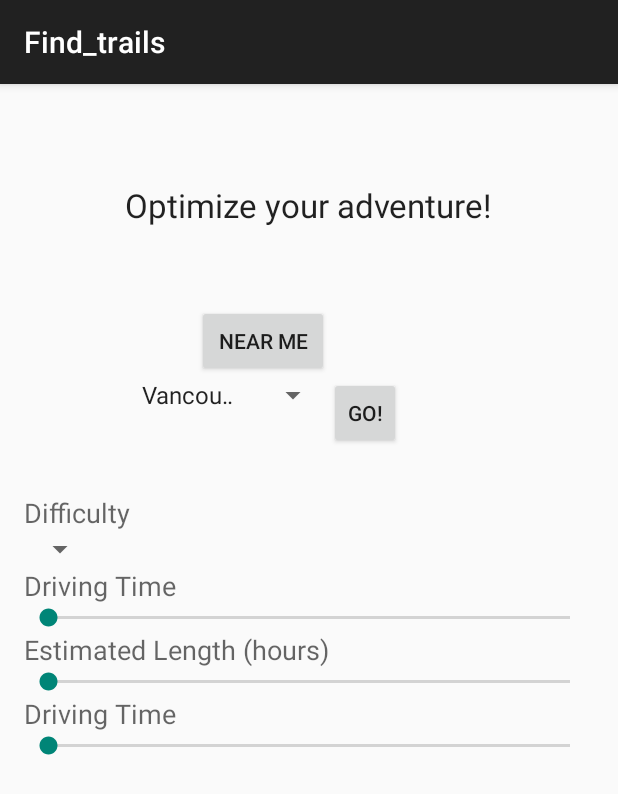
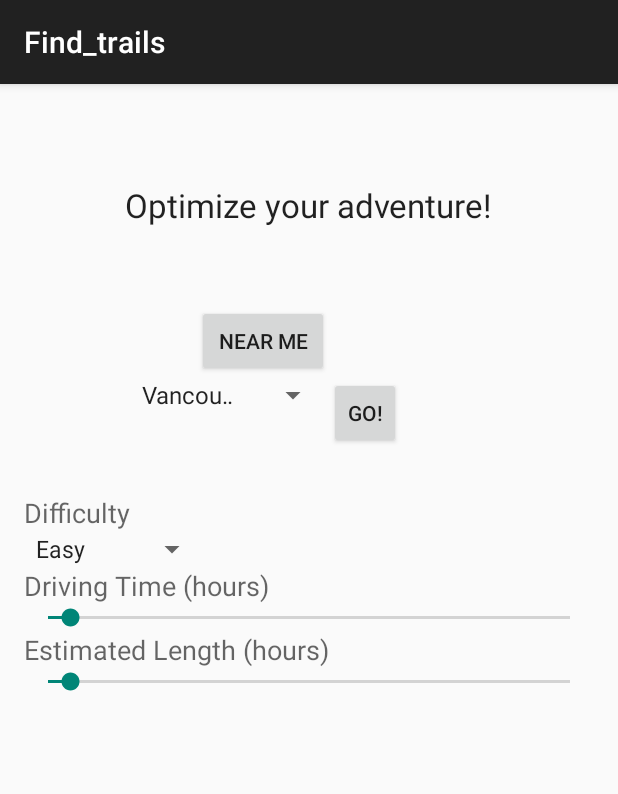
Before and after one commit to sidagrawal/StartUpWeekend, an Android app: the Find_trails screen opened directly, with no data from a screen before it, on a phone screen of 412 x 824 dp. Shown: the top 794 px of the screen. Run offline under Robolectric (Android 15) with nearby library versions, the light colour scheme and no system bars.

Commit message:
Seekbar is working

```diff
--- a/app/src/main/java/com/brydenfogelman/startupweekend/Find_trails.java
+++ b/app/src/main/java/com/brydenfogelman/startupweekend/Find_trails.java
@@ -1,14 +1,59 @@
 package com.brydenfogelman.startupweekend;
 
+import android.app.Activity;
 import android.os.Bundle;
+import android.speech.tts.TextToSpeech;
 import android.support.v7.app.ActionBarActivity;
+import android.widget.SeekBar;
+import android.widget.TextView;
+import android.widget.Toast;
 
 public class Find_trails extends ActionBarActivity {
+
+    SeekBar driving_time;
+    SeekBar hike_time;
+    TextView driving_time_text;
+    TextView hike_time_text;
+
 
     @Override
     protected void onCreate(Bundle savedInstanceState) {
         super.onCreate(savedInstanceState);
         setContentView(R.layout.activity_find_trails);
+        driving_time = (SeekBar)findViewById(R.id.driveTimeBar);
+        hike_time = (SeekBar)findViewById(R.id.trailTimeBar);
+        driving_time_text = (TextView)findViewById(R.id.driving_time);
+        hike_time_text = (TextView)findViewById(R.id.hike_time);
+
+        driving_time.setOnSeekBarChangeListener(new SeekBar.OnSeekBarChangeListener() {
+            int progressChanged = 0;
+
+            public void onProgressChanged(SeekBar seekBar, int progress, boolean fromUser){
+                driving_time_text.setText(Integer.toString(progress));
+            }
+
+            public void onStartTrackingTouch(SeekBar seekBar) {
+                // TODO Auto-generated method stub
+            }
+
+            public void onStopTrackingTouch(SeekBar seekBar) {
+            }
+        });
+
+        hike_time.setOnSeekBarChangeListener(new SeekBar.OnSeekBarChangeListener() {
+            int progressChanged = 0;
+
+            public void onProgressChanged(SeekBar seekBar, int progress, boolean fromUser){
+                hike_time_text.setText(Integer.toString(progress));
+            }
+
+            public void onStartTrackingTouch(SeekBar seekBar) {
+                // TODO Auto-generated method stub
+            }
+
+            public void onStopTrackingTouch(SeekBar seekBar) {
+            }
+        });
+
     }
-
 }
--- a/app/src/main/res/layout/activity_find_trails.xml
+++ b/app/src/main/res/layout/activity_find_trails.xml
@@ -18,8 +18,8 @@
         android:layout_gravity="center_vertical"
         android:layout_marginTop="52dp"
         android:layout_below="@+id/header"
-        android:layout_alignRight="@+id/trail_time"
-        android:layout_alignEnd="@+id/trail_time" />
+        android:layout_alignRight="@+id/trailTime"
+        android:layout_alignEnd="@+id/trailTime" />
 
     <Spinner
         android:id="@+id/other_locations"
@@ -56,7 +56,7 @@
         android:layout_width="wrap_content"
         android:layout_height="wrap_content"
         android:textAppearance="?android:attr/textAppearanceMedium"
-        android:text="Driving Time"
+        android:text="Driving Time (hours)"
         android:id="@+id/driving_time_header"
         android:layout_below="@+id/difficulty"
         android:layout_alignParentLeft="true"
@@ -66,8 +66,8 @@
         android:layout_width="wrap_content"
         android:layout_height="wrap_content"
         android:id="@+id/driveTimeBar"
-        android:max="0"
-        android:progress="5"
+        android:max="24"
+        android:progress="1"
         android:indeterminate="false"
         android:layout_alignParentStart="true"
         android:layout_below="@+id/driving_time_header"
@@ -80,7 +80,7 @@
         android:layout_height="wrap_content"
         android:textAppearance="?android:attr/textAppearanceMedium"
         android:text="Estimated Length (hours)"
-        android:id="@+id/trail_time"
+        android:id="@+id/trailTime"
         android:layout_alignParentStart="true"
         android:layout_below="@+id/driveTimeBar"
         android:layout_alignParentLeft="true" />
@@ -89,37 +89,14 @@
         android:layout_width="wrap_content"
         android:layout_height="wrap_content"
         android:id="@+id/trailTimeBar"
-        android:max="0"
-        android:progress="5"
+        android:max="24"
+        android:progress="1"
         android:indeterminate="false"
         android:layout_alignParentStart="true"
-        android:layout_below="@+id/trail_time"
+        android:layout_below="@+id/trailTime"
         android:layout_alignParentLeft="true"
         android:layout_alignRight="@+id/driveTimeBar"
         android:layout_alignEnd="@+id/driveTimeBar" />
-
-    <TextView
-        android:layout_width="wrap_content"
-        android:layout_height="wrap_content"
-        android:textAppearance="?android:attr/textAppearanceMedium"
-        android:text="Driving Time"
-        android:id="@+id/textView5"
-        android:layout_alignParentStart="true"
-        android:layout_below="@+id/trailTimeBar"
-        android:layout_alignParentLeft="true" />
-
-    <SeekBar
-        android:layout_width="wrap_content"
-        android:layout_height="wrap_content"
-        android:id="@+id/seekBar3"
-        android:max="0"
-        android:progress="5"
-        android:indeterminate="false"
-        android:layout_alignParentStart="true"
-        android:layout_below="@+id/textView5"
-        android:layout_alignParentLeft="true"
-        android:layout_alignRight="@+id/trailTimeBar"
-        android:layout_alignEnd="@+id/trailTimeBar" />
 
     <TextView
         android:layout_width="wrap_content"
@@ -137,6 +114,25 @@
         android:layout_height="wrap_content"
         android:id="@+id/difficulty"
         android:layout_below="@+id/textView6"
-        android:spinnerMode="dropdown" />
+        android:spinnerMode="dropdown"
+        android:entries="@array/difficulties"/>
+
+    <TextView
+        android:layout_width="wrap_content"
+        android:layout_height="wrap_content"
+        android:textAppearance="?android:attr/textAppearanceSmall"
+        android:id="@+id/hike_time"
+        android:layout_above="@+id/trailTimeBar"
+        android:layout_alignRight="@+id/header"
+        android:layout_alignEnd="@+id/header" />
+
+    <TextView
+        android:layout_width="wrap_content"
+        android:layout_height="wrap_content"
+        android:textAppearance="?android:attr/textAppearanceSmall"
+        android:id="@+id/driving_time"
+        android:layout_above="@+id/driveTimeBar"
+        android:layout_alignRight="@+id/go"
+        android:layout_alignEnd="@+id/go" />
 
 </RelativeLayout>
--- a/app/src/main/res/values/strings.xml
+++ b/app/src/main/res/values/strings.xml
@@ -23,4 +23,10 @@
         <item>Female</item>
         <item>Choose to not Specify</item>
     </string-array>
+
+    <string-array name="difficulties">
+        <item>Easy</item>
+        <item>Medium</item>
+        <item>Difficult</item>
+    </string-array>
 </resources>
```
